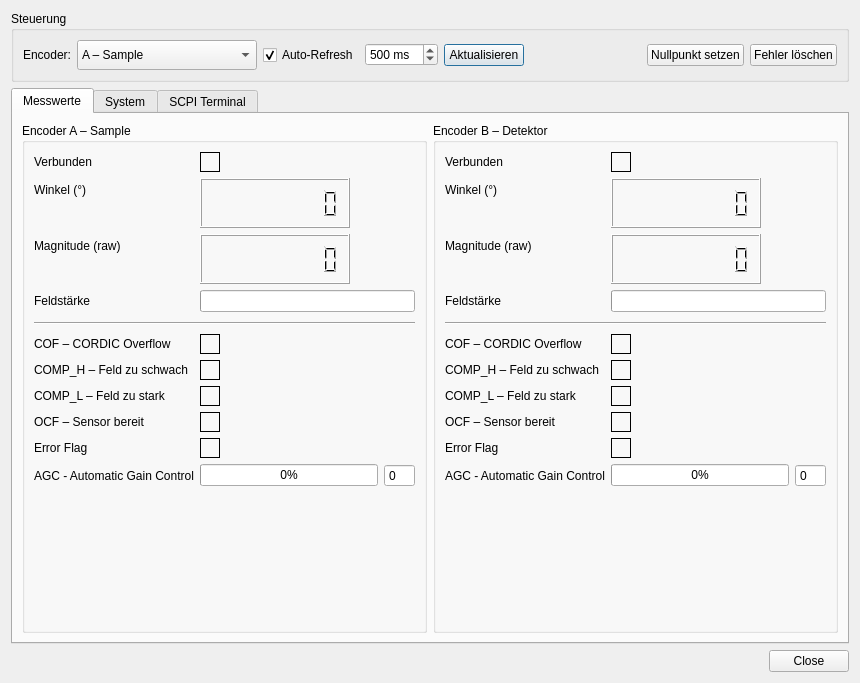
Old version of the form polarisation_ui/pyqt/encoder_debug.ui in the repository cckssr/polarisation-ui.
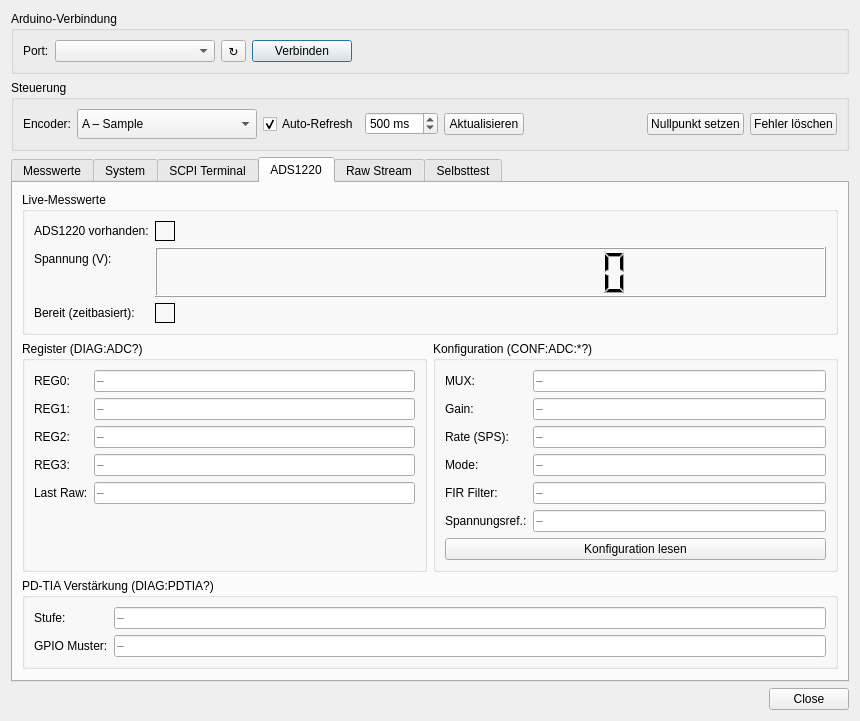
New version of the form. The open tabs and pages were chosen to show the change. Icons and pictures are not drawn.

Commit message: ui: migrate tabs, dialogs and calibration windows to config-driven Designer forms

Diff of the .ui file:
```diff
--- a/polarisation_ui/pyqt/encoder_debug.ui
+++ b/polarisation_ui/pyqt/encoder_debug.ui
@@ -18,7 +18,79 @@
     <number>6</number>
    </property>
    <item>
-    <widget class="QGroupBox" name="gbControl">
+    <widget class="QGroupBox" name="groupConnection">
+     <property name="title">
+      <string>Arduino-Verbindung</string>
+     </property>
+     <layout class="QHBoxLayout" name="layoutConnection">
+      <item>
+       <widget class="QLabel" name="labelPort">
+        <property name="text">
+         <string>Port:</string>
+        </property>
+       </widget>
+      </item>
+      <item>
+       <widget class="QComboBox" name="comboPort">
+        <property name="minimumSize">
+         <size>
+          <width>160</width>
+          <height>0</height>
+         </size>
+        </property>
+       </widget>
+      </item>
+      <item>
+       <widget class="QToolButton" name="buttonRefreshPorts">
+        <property name="text">
+         <string>↻</string>
+        </property>
+        <property name="icon">
+         <iconset theme="view-refresh"/>
+        </property>
+        <property name="toolTip">
+         <string>Ports neu laden</string>
+        </property>
+       </widget>
+      </item>
+      <item>
+       <widget class="QPushButton" name="buttonConnect">
+        <property name="minimumSize">
+         <size>
+          <width>100</width>
+          <height>0</height>
+         </size>
+        </property>
+        <property name="text">
+         <string>Verbinden</string>
+        </property>
+       </widget>
+      </item>
+      <item>
+       <widget class="QLabel" name="valueConnectionStatus">
+        <property name="text">
+         <string/>
+        </property>
+       </widget>
+      </item>
+      <item>
+       <spacer name="spacerConnection">
+        <property name="orientation">
+         <enum>Qt::Orientation::Horizontal</enum>
+        </property>
+        <property name="sizeHint" stdset="0">
+         <size>
+          <width>40</width>
+          <height>20</height>
+         </size>
+        </property>
+       </spacer>
+      </item>
+     </layout>
+    </widget>
+   </item>
+   <item>
+    <widget class="QGroupBox" name="groupControl">
      <property name="title">
       <string>Steuerung</string>
      </property>
@@ -1002,6 +1074,478 @@
        </item>
       </layout>
      </widget>
+     <widget class="QWidget" name="tabAds">
+      <attribute name="title">
+       <string>ADS1220</string>
+      </attribute>
+      <layout class="QVBoxLayout" name="vlAds">
+       <item>
+        <widget class="QGroupBox" name="groupAdcLive">
+         <property name="title">
+          <string>Live-Messwerte</string>
+         </property>
+         <layout class="QFormLayout" name="formAdcLive">
+          <item row="0" column="0">
+           <widget class="QLabel" name="labelAdcPresent">
+            <property name="text">
+             <string>ADS1220 vorhanden:</string>
+            </property>
+           </widget>
+          </item>
+          <item row="0" column="1">
+           <widget class="QFrame" name="ledAdcPresent">
+            <property name="minimumSize">
+             <size>
+              <width>20</width>
+              <height>20</height>
+             </size>
+            </property>
+            <property name="maximumSize">
+             <size>
+              <width>20</width>
+              <height>20</height>
+             </size>
+            </property>
+            <property name="toolTip">
+             <string>ADS1220 antwortet auf DIAG:ADC?</string>
+            </property>
+            <property name="frameShape">
+             <enum>QFrame::Shape::Box</enum>
+            </property>
+           </widget>
+          </item>
+          <item row="1" column="0">
+           <widget class="QLabel" name="labelAdcVoltage">
+            <property name="text">
+             <string>Spannung (V):</string>
+            </property>
+           </widget>
+          </item>
+          <item row="1" column="1">
+           <widget class="QLCDNumber" name="lcdAdcVoltage">
+            <property name="minimumSize">
+             <size>
+              <width>180</width>
+              <height>50</height>
+             </size>
+            </property>
+            <property name="toolTip">
+             <string>MEAS:ADC:VOLT? (V)</string>
+            </property>
+            <property name="smallDecimalPoint">
+             <bool>true</bool>
+            </property>
+            <property name="digitCount">
+             <number>10</number>
+            </property>
+           </widget>
+          </item>
+          <item row="2" column="0">
+           <widget class="QLabel" name="labelAdcDrdy">
+            <property name="text">
+             <string>Bereit (zeitbasiert):</string>
+            </property>
+           </widget>
+          </item>
+          <item row="2" column="1">
+           <widget class="QFrame" name="ledAdcDrdy">
+            <property name="minimumSize">
+             <size>
+              <width>20</width>
+              <height>20</height>
+             </size>
+            </property>
+            <property name="maximumSize">
+             <size>
+              <width>20</width>
+              <height>20</height>
+             </size>
+            </property>
+            <property name="toolTip">
+             <string>Zeitbasierte Bereitschaft (DRDY-Pin nicht angeschlossen)</string>
+            </property>
+            <property name="frameShape">
+             <enum>QFrame::Shape::Box</enum>
+            </property>
+           </widget>
+          </item>
+         </layout>
+        </widget>
+       </item>
+       <item>
+        <layout class="QHBoxLayout" name="hlAdsMid">
+         <item>
+          <widget class="QGroupBox" name="groupAdcRegisters">
+           <property name="title">
+            <string>Register (DIAG:ADC?)</string>
+           </property>
+           <layout class="QFormLayout" name="formAdcRegisters">
+            <item row="0" column="0">
+             <widget class="QLabel" name="labelReg0">
+              <property name="text">
+               <string>REG0:</string>
+              </property>
+             </widget>
+            </item>
+            <item row="0" column="1">
+             <widget class="QLineEdit" name="editReg0">
+              <property name="readOnly">
+               <bool>true</bool>
+              </property>
+              <property name="placeholderText">
+               <string>–</string>
+              </property>
+             </widget>
+            </item>
+            <item row="1" column="0">
+             <widget class="QLabel" name="labelReg1">
+              <property name="text">
+               <string>REG1:</string>
+              </property>
+             </widget>
+            </item>
+            <item row="1" column="1">
+             <widget class="QLineEdit" name="editReg1">
+              <property name="readOnly">
+               <bool>true</bool>
+              </property>
+              <property name="placeholderText">
+               <string>–</string>
+              </property>
+             </widget>
+            </item>
+            <item row="2" column="0">
+             <widget class="QLabel" name="labelReg2">
+              <property name="text">
+               <string>REG2:</string>
+              </property>
+             </widget>
+            </item>
+            <item row="2" column="1">
+             <widget class="QLineEdit" name="editReg2">
+              <property name="readOnly">
+               <bool>true</bool>
+              </property>
+              <property name="placeholderText">
+               <string>–</string>
+              </property>
+             </widget>
+            </item>
+            <item row="3" column="0">
+             <widget class="QLabel" name="labelReg3">
+              <property name="text">
+               <string>REG3:</string>
+              </property>
+             </widget>
+            </item>
+            <item row="3" column="1">
+             <widget class="QLineEdit" name="editReg3">
+              <property name="readOnly">
+               <bool>true</bool>
+              </property>
+              <property name="placeholderText">
+               <string>–</string>
+              </property>
+             </widget>
+            </item>
+            <item row="4" column="0">
+             <widget class="QLabel" name="labelLastRaw">
+              <property name="text">
+               <string>Last Raw:</string>
+              </property>
+             </widget>
+            </item>
+            <item row="4" column="1">
+             <widget class="QLineEdit" name="editLastRaw">
+              <property name="readOnly">
+               <bool>true</bool>
+              </property>
+              <property name="placeholderText">
+               <string>–</string>
+              </property>
+             </widget>
+            </item>
+           </layout>
+          </widget>
+         </item>
+         <item>
+          <widget class="QGroupBox" name="groupAdcConfig">
+           <property name="title">
+            <string>Konfiguration (CONF:ADC:*?)</string>
+           </property>
+           <layout class="QFormLayout" name="formAdcConfig">
+            <item row="0" column="0">
+             <widget class="QLabel" name="labelMux">
+              <property name="text">
+               <string>MUX:</string>
+              </property>
+             </widget>
+            </item>
+            <item row="0" column="1">
+             <widget class="QLineEdit" name="editMux">
+              <property name="readOnly">
+               <bool>true</bool>
+              </property>
+              <property name="placeholderText">
+               <string>–</string>
+              </property>
+             </widget>
+            </item>
+            <item row="1" column="0">
+             <widget class="QLabel" name="labelGain">
+              <property name="text">
+               <string>Gain:</string>
+              </property>
+             </widget>
+            </item>
+            <item row="1" column="1">
+             <widget class="QLineEdit" name="editGain">
+              <property name="readOnly">
+               <bool>true</bool>
+              </property>
+              <property name="placeholderText">
+               <string>–</string>
+              </property>
+             </widget>
+            </item>
+            <item row="2" column="0">
+             <widget class="QLabel" name="labelRate">
+              <property name="text">
+               <string>Rate (SPS):</string>
+              </property>
+             </widget>
+            </item>
+            <item row="2" column="1">
+             <widget class="QLineEdit" name="editRate">
+              <property name="readOnly">
+               <bool>true</bool>
+              </property>
+              <property name="placeholderText">
+               <string>–</string>
+              </property>
+             </widget>
+            </item>
+            <item row="3" column="0">
+             <widget class="QLabel" name="labelMode">
+              <property name="text">
+               <string>Mode:</string>
+              </property>
+             </widget>
+            </item>
+            <item row="3" column="1">
+             <widget class="QLineEdit" name="editMode">
+              <property name="readOnly">
+               <bool>true</bool>
+              </property>
+              <property name="placeholderText">
+               <string>–</string>
+              </property>
+             </widget>
+            </item>
+            <item row="4" column="0">
+             <widget class="QLabel" name="labelFir">
+              <property name="text">
+               <string>FIR Filter:</string>
+              </property>
+             </widget>
+            </item>
+            <item row="4" column="1">
+             <widget class="QLineEdit" name="editFir">
+              <property name="readOnly">
+               <bool>true</bool>
+              </property>
+              <property name="placeholderText">
+               <string>–</string>
+              </property>
+             </widget>
+            </item>
+            <item row="5" column="0">
+             <widget class="QLabel" name="labelVref">
+              <property name="text">
+               <string>Spannungsref.:</string>
+              </property>
+             </widget>
+            </item>
+            <item row="5" column="1">
+             <widget class="QLineEdit" name="editVref">
+              <property name="readOnly">
+               <bool>true</bool>
+              </property>
+              <property name="placeholderText">
+               <string>–</string>
+              </property>
+             </widget>
+            </item>
+            <item row="6" column="0" colspan="2">
+             <widget class="QPushButton" name="buttonReadAdcConfig">
+              <property name="text">
+               <string>Konfiguration lesen</string>
+              </property>
+             </widget>
+            </item>
+           </layout>
+          </widget>
+         </item>
+        </layout>
+       </item>
+       <item>
+        <widget class="QGroupBox" name="groupPdtia">
+         <property name="title">
+          <string>PD-TIA Verstärkung (DIAG:PDTIA?)</string>
+         </property>
+         <layout class="QFormLayout" name="formPdtia">
+          <item row="0" column="0">
+           <widget class="QLabel" name="labelPdtiaStage">
+            <property name="text">
+             <string>Stufe:</string>
+            </property>
+           </widget>
+          </item>
+          <item row="0" column="1">
+           <widget class="QLineEdit" name="editPdtiaStage">
+            <property name="readOnly">
+             <bool>true</bool>
+            </property>
+            <property name="placeholderText">
+             <string>–</string>
+            </property>
+           </widget>
+          </item>
+          <item row="1" column="0">
+           <widget class="QLabel" name="labelPdtiaPattern">
+            <property name="text">
+             <string>GPIO Muster:</string>
+            </property>
+           </widget>
+          </item>
+          <item row="1" column="1">
+           <widget class="QLineEdit" name="editPdtiaPattern">
+            <property name="readOnly">
+             <bool>true</bool>
+            </property>
+            <property name="placeholderText">
+             <string>–</string>
+            </property>
+           </widget>
+          </item>
+         </layout>
+        </widget>
+       </item>
+       <item>
+        <spacer name="vspacerAds">
+         <property name="orientation">
+          <enum>Qt::Orientation::Vertical</enum>
+         </property>
+         <property name="sizeHint" stdset="0">
+          <size>
+           <width>20</width>
+           <height>10</height>
+          </size>
+         </property>
+        </spacer>
+       </item>
+      </layout>
+     </widget>
+     <widget class="QWidget" name="tabRawStream">
+      <attribute name="title">
+       <string>Raw Stream</string>
+      </attribute>
+      <layout class="QVBoxLayout" name="vlRawStream">
+       <item>
+        <widget class="QLabel" name="labelRawStreamNotice">
+         <property name="text">
+          <string>Kein DataController verfügbar.
+Öffne den Debug-Dialog über das Hauptfenster (Strg+D).</string>
+         </property>
+         <property name="wordWrap">
+          <bool>true</bool>
+         </property>
+        </widget>
+       </item>
+       <item>
+        <widget class="QPlainTextEdit" name="editRawStream">
+         <property name="readOnly">
+          <bool>true</bool>
+         </property>
+         <property name="font">
+          <font>
+           <family>Monospace</family>
+          </font>
+         </property>
+         <property name="placeholderText">
+          <string>Warte auf Frames …</string>
+         </property>
+         <property name="maximumBlockCount">
+          <number>500</number>
+         </property>
+        </widget>
+       </item>
+       <item>
+        <layout class="QHBoxLayout" name="hlRawStreamButtons">
+         <item>
+          <widget class="QPushButton" name="buttonClearRawStream">
+           <property name="text">
+            <string>Löschen</string>
+           </property>
+          </widget>
+         </item>
+         <item>
+          <spacer name="hspacerRawStream">
+           <property name="orientation">
+            <enum>Qt::Orientation::Horizontal</enum>
+           </property>
+           <property name="sizeHint" stdset="0">
+            <size>
+             <width>40</width>
+             <height>20</height>
+            </size>
+           </property>
+          </spacer>
+         </item>
+        </layout>
+       </item>
+      </layout>
+     </widget>
+     <widget class="QWidget" name="tabSelfTest">
+      <attribute name="title">
+       <string>Selbsttest</string>
+      </attribute>
+      <layout class="QVBoxLayout" name="vlSelfTest">
+       <item>
+        <widget class="QLabel" name="labelSelfTestInfo">
+         <property name="text">
+          <string>Führt DIAG:SELF? aus — überprüft alle Subsysteme (Encoder A/B, ADC, PD-TIA).
+Jedes Subsystem meldet PASS oder FAIL.</string>
+         </property>
+         <property name="wordWrap">
+          <bool>true</bool>
+         </property>
+        </widget>
+       </item>
+       <item>
+        <widget class="QPushButton" name="buttonRunSelfTest">
+         <property name="text">
+          <string>Selbsttest ausführen  (DIAG:SELF?)</string>
+         </property>
+        </widget>
+       </item>
+       <item>
+        <widget class="QPlainTextEdit" name="editSelfTest">
+         <property name="readOnly">
+          <bool>true</bool>
+         </property>
+         <property name="font">
+          <font>
+           <family>Monospace</family>
+          </font>
+         </property>
+         <property name="placeholderText">
+          <string>Noch kein Test durchgeführt.</string>
+         </property>
+        </widget>
+       </item>
+      </layout>
+     </widget>
     </widget>
    </item>
    <item>
```
Left out of the diff: 128 changed lines with no effect on the pictures. The commit also changes 67 other files.
